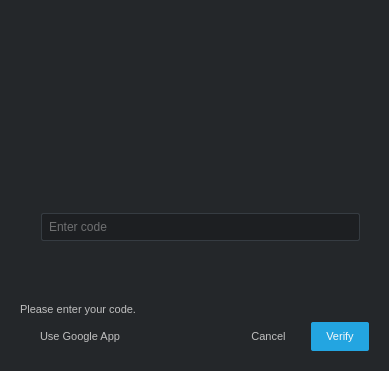
Qt form python/tank_vendor/shotgun_authentication/resources/login_dialog.ui (shotgunsoftware/tk-core) before a commit.
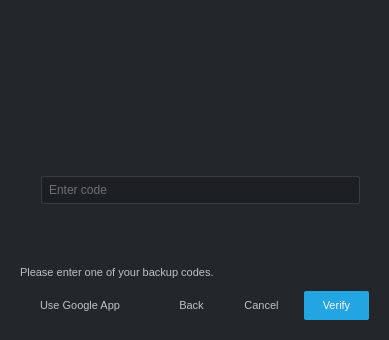
The same form after that commit. The open tabs and pages were chosen to show the change. Icons and pictures are not drawn. Custom widgets are drawn as their Qt base class.

Commit message: adding back button

```diff
--- a/python/tank_vendor/shotgun_authentication/resources/login_dialog.ui
+++ b/python/tank_vendor/shotgun_authentication/resources/login_dialog.ui
@@ -10,7 +10,7 @@
     <x>0</x>
     <y>0</y>
     <width>389</width>
-    <height>371</height>
+    <height>340</height>
    </rect>
   </property>
   <property name="styleSheet">
@@ -453,7 +453,7 @@
           </sizepolicy>
          </property>
          <property name="text">
-          <string>Please enter your code.</string>
+          <string>Please enter one of your backup codes.</string>
          </property>
          <property name="alignment">
           <set>Qt::AlignLeading|Qt::AlignLeft|Qt::AlignVCenter</set>
@@ -467,7 +467,7 @@
         </widget>
        </item>
        <item>
-        <layout class="QHBoxLayout" name="button_layout_3" stretch="0,0,0,0">
+        <layout class="QHBoxLayout" name="button_layout_3" stretch="0,0,0,0,0">
          <property name="spacing">
           <number>10</number>
          </property>
@@ -500,6 +500,19 @@
            </property>
           </spacer>
          </item>
+         <item>
+          <widget class="QPushButton" name="back_2">
+           <property name="text">
+            <string>Back</string>
+           </property>
+           <property name="autoDefault">
+            <bool>false</bool>
+           </property>
+           <property name="flat">
+            <bool>true</bool>
+           </property>
+          </widget>
+         </item>
          <item>
           <widget class="QPushButton" name="cancel_backup">
            <property name="text">
@@ -515,6 +528,12 @@
          </item>
          <item>
           <widget class="QPushButton" name="verify_backup">
+           <property name="minimumSize">
+            <size>
+             <width>65</width>
+             <height>0</height>
+            </size>
+           </property>
            <property name="styleSheet">
             <string notr="true">color: rgb(248, 248, 248);
 background-color: rgb(35, 165, 225);</string>
```
Left out of the diff: 25 changed lines with no effect on the pictures. The commit also changes 2 other files.
